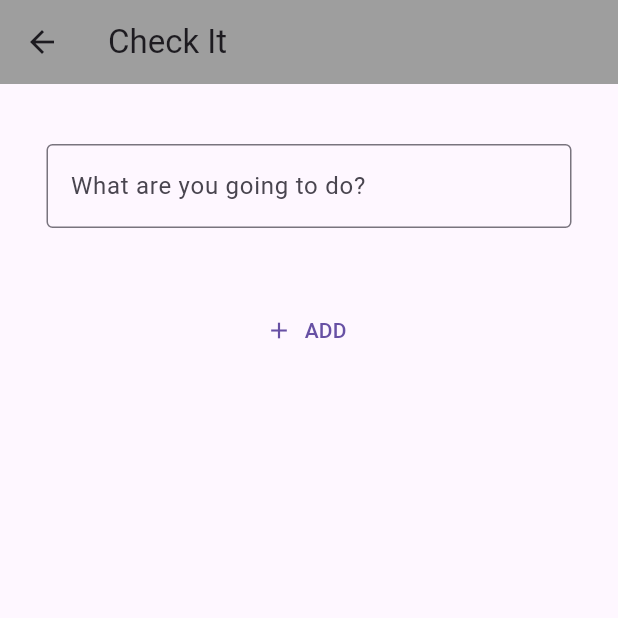
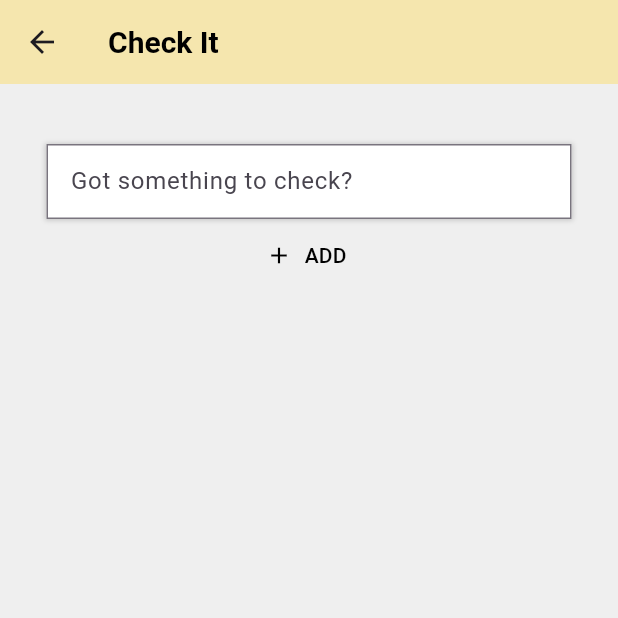
Before and after one commit to gu-tig333-ht24/gusthuemb, a Flutter app: the screen it shows after launch, after a tap on the "add circle" icon, on a phone screen of 412 x 824 dp, the top half of it. Run offline on Flutter 3.47's test engine with Material 3 defaults, Android fonts, the phone set to English and light mode, and no system bars; network calls fail.

Commit message:
change app design; break out code into functions

```diff
--- a/lib/screens/todo.dart
+++ b/lib/screens/todo.dart
@@ -23,28 +23,50 @@ class _TodoViewState extends State<TodoView> {
   @override
   Widget build(BuildContext context) {
     return Scaffold(
+      backgroundColor: const Color.fromARGB(255, 239, 239, 239),
       appBar: AppBar(
-        title: Text('Check It'),
-        backgroundColor: Colors.grey,
-      ),
+          title: Text('Check It',
+              style: TextStyle(
+                  fontSize: 20,
+                  fontWeight: FontWeight.bold,
+                  color: const Color.fromARGB(255, 0, 0, 0))),
+          backgroundColor: const Color.fromARGB(200, 247, 227, 156)),
       body: Column(
         crossAxisAlignment: CrossAxisAlignment.center,
         children: [
           Padding(padding: EdgeInsets.all(20)),
           Padding(padding: EdgeInsets.only(left: 20, right: 20)),
-          Center(
+          _inputField(context, textEditingController),
+          _addButton(context, textEditingController),
+        ],
+      ),
+    );
+  }
+}
+
+Widget _inputField(BuildContext context, textEditingController) {
+  return Center(
     child: Container(
-              height: 100,
+      decoration: BoxDecoration(color: Colors.white, boxShadow: [
+        BoxShadow(
+            color: Colors.grey.withOpacity(0.5), spreadRadius: 1, blurRadius: 2)
+      ]),
+      height: 50,
       width: 350,
       child: TextField(
         decoration: InputDecoration(
-                    border: OutlineInputBorder(),
-                    labelText: 'What are you going to do?'),
+            border: OutlineInputBorder(
+                borderRadius: BorderRadius.all(Radius.circular(0))),
+            labelText: 'Got something to check?',
+            focusColor: Colors.black),
         controller: textEditingController,
       ),
     ),
-          ),
-          Row(
+  );
+}
+
+Widget _addButton(BuildContext context, textEditingController) {
+  return Row(
     mainAxisAlignment: MainAxisAlignment.center,
     children: [
       TextButton.icon(
@@ -56,11 +78,8 @@ class _TodoViewState extends State<TodoView> {
           },
           icon: Icon(Icons.add),
           label: Text('ADD'),
-              ),
+          style: ButtonStyle(
+              foregroundColor: WidgetStateProperty.all<Color>(Colors.black))),
     ],
-          ),
-        ],
-      ),
   );
 }
-}
--- a/lib/screens/todolist.dart
+++ b/lib/screens/todolist.dart
@@ -3,7 +3,6 @@ import 'package:provider/provider.dart';
 import '../state.dart';
 import '../model.dart';
 import 'todo.dart';
-
 
 class TodoListView extends StatelessWidget {
   TodoListView({super.key});
@@ -15,39 +14,58 @@ class TodoListView extends StatelessWidget {
     return MaterialApp(
       title: 'Check It',
       home: Scaffold(
+        backgroundColor: const Color.fromARGB(255, 239, 239, 239),
         appBar: AppBar(
-            title: Text('Check It'),
-            backgroundColor: Colors.grey,
-            actions: [
-              PopupMenuButton(
+            title: Text('Check It',
+                style: TextStyle(
+                    fontSize: 20,
+                    fontWeight: FontWeight.bold,
+                    color: const Color.fromARGB(255, 0, 0, 0))),
+            backgroundColor: const Color.fromARGB(200, 247, 227, 156),
+            actions: [_filterMenu(context)]),
+        body: Column(
+          children: [
+            Padding(padding: EdgeInsets.all(10)),
+            _homePageTitle(),
+            Expanded(
+              child: ListView(
+                  children:
+                      todos.map((todo) => _listItem(todo, context)).toList()),
+            ),
+          ],
+        ),
+        floatingActionButton: _addTodoButton(context),
+      ),
+    );
+  }
+
+  Widget _homePageTitle() {
+    return Row(
+      children: [
+        Padding(padding: EdgeInsets.only(left: 10, right: 10)),
+        Text(
+          'Check List',
+          style: TextStyle(fontSize: 22, fontWeight: FontWeight.bold),
+        ),
+      ],
+    );
+  }
+
+  Widget _filterMenu(BuildContext context) {
+    return PopupMenuButton(
+      color: const Color.fromARGB(255, 249, 249, 249),
+      icon: Icon(Icons.more_vert),
       itemBuilder: (context) => [
         PopupMenuItem(
-                      value: FilterValue.all,
-                      child: Text(FilterValue.all.name)),
+            value: FilterValue.all, child: Text(FilterValue.all.name)),
         PopupMenuItem(
-                      value: FilterValue.done,
-                      child: Text(FilterValue.done.name)),
+            value: FilterValue.done, child: Text(FilterValue.done.name)),
         PopupMenuItem(
-                      value: FilterValue.undone,
-                      child: Text(FilterValue.undone.name))
+            value: FilterValue.undone, child: Text(FilterValue.undone.name))
       ],
       onSelected: (FilterValue value) {
         context.read<TodoState>().setSelectedFilter(value);
       },
-              ),
-            ]),
-        body:
-        ListView(
-            children:todos.map((todo) => _listItem(todo, context)).toList()),
-        floatingActionButton: IconButton(
-          onPressed: () {
-            Navigator.push(
-                context, MaterialPageRoute(builder: (context) => TodoView()));
-          },
-          icon: Icon(Icons.add_circle),
-          iconSize: 50,
-        ),
-      ),
     );
   }
 
@@ -55,10 +73,16 @@ class TodoListView extends StatelessWidget {
     return Column(
       children: [
         Padding(padding: EdgeInsets.all(10)),
-        Row(
-            mainAxisAlignment: MainAxisAlignment.start,
-            crossAxisAlignment: CrossAxisAlignment.start,
-            children: [
+        Container(
+          decoration: BoxDecoration(color: Colors.white, boxShadow: [
+            BoxShadow(
+                color: Colors.grey.withOpacity(0.5),
+                spreadRadius: 2,
+                blurRadius: 2)
+          ]),
+          margin: EdgeInsets.only(left: 10, right: 10),
+          height: 50,
+          child: Row(crossAxisAlignment: CrossAxisAlignment.start, children: [
             IconButton(
                 onPressed: () {
                   context.read<TodoState>().checkTask(todo);
@@ -71,10 +95,11 @@ class TodoListView extends StatelessWidget {
                 mainAxisAlignment: MainAxisAlignment.start,
                 crossAxisAlignment: CrossAxisAlignment.start,
                 children: [
+                  Padding(padding: EdgeInsets.all(2)),
                   Text(
                     todo.task,
                     style: TextStyle(
-                          fontSize: 28,
+                        fontSize: 25,
                         decoration: todo.isChecked
                             ? TextDecoration.lineThrough
                             : TextDecoration.none),
@@ -88,11 +113,20 @@ class TodoListView extends StatelessWidget {
                 },
                 icon: Icon(Icons.clear_outlined)),
           ]),
-        Padding(padding: EdgeInsets.all(5)),
-        Divider(
-          color: Colors.grey,
-        )
+        ),
       ],
     );
   }
 }
+
+Widget _addTodoButton(BuildContext context) {
+  return IconButton(
+    onPressed: () {
+      Navigator.push(
+          context, MaterialPageRoute(builder: (context) => TodoView()));
+    },
+    icon: Icon(Icons.add_circle),
+    iconSize: 50,
+    tooltip: 'Add To-do',
+  );
+}
```
Lines whose indentation alone changed are shown as unchanged.
